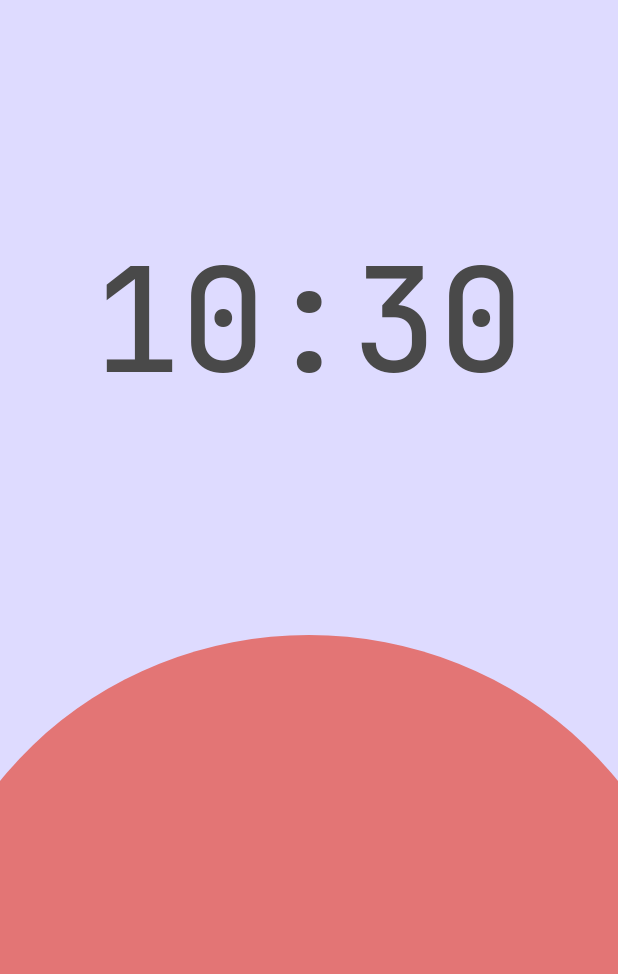
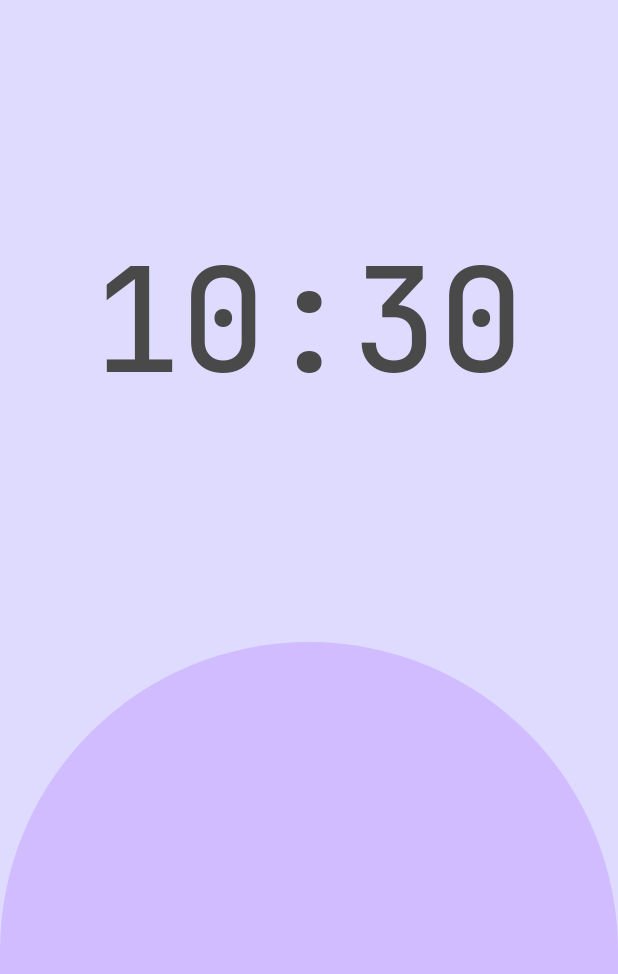
Before and after one commit to Cha1se/ImbaAlarm, an Android app: the AlarmActivity screen opened directly, with no data from a screen before it, on a phone screen of 412 x 824 dp. Shown: the top 974 px of the screen. Run offline under Robolectric (Android 15) with nearby library versions, the phone set to English and light mode, and no system bars; Roboto replaces fonts that are not available here.

Commit message:
Доработал приложение

```diff
--- a/app/src/main/java/com/example/imbaalarm/AlarmActivity.kt
+++ b/app/src/main/java/com/example/imbaalarm/AlarmActivity.kt
@@ -1,21 +1,62 @@
 package com.example.imbaalarm
 
 import android.content.Intent
+import android.content.IntentFilter
+import android.media.MediaPlayer
 import androidx.appcompat.app.AppCompatActivity
 import android.os.Bundle
+import android.util.DisplayMetrics
+import android.view.View
+import android.widget.ImageButton
+import android.widget.ImageView
 import android.widget.TextView
+import androidx.activity.OnBackPressedCallback
+import kotlinx.coroutines.*
+import java.lang.Runnable
 import java.util.Calendar
 
 class AlarmActivity : AppCompatActivity() {
 
     lateinit var title: TextView
+    lateinit var btn: ImageView
+    var mMediaPlayer: MediaPlayer? = null
+
+    private var height = 0
 
     override fun onCreate(savedInstanceState: Bundle?) {
         super.onCreate(savedInstanceState)
+
+        val filter = IntentFilter(Intent.ACTION_SCREEN_ON)
+        filter.addAction(Intent.ACTION_SCREEN_OFF)
+        filter.addAction(Intent.ACTION_USER_PRESENT)
+        filter.addAction(Intent.ACTION_BOOT_COMPLETED)
+//        overridePendingTransition(R.anim.slide_in_top, R.anim.slide_out_top);
         setContentView(R.layout.activity_alarm)
 
+        var displayMetrics = DisplayMetrics();
+        getWindowManager().getDefaultDisplay().getMetrics(displayMetrics);
+        height = displayMetrics.heightPixels;
+
         title = findViewById(R.id.timeAlarm)
+        btn = findViewById(R.id.alarmButton)
 
+        playSound()
+        animateAll()
+        setTime()
+    }
+    fun animateAll () {
+        title.alpha = 0f
+        btn.alpha = 0f
+        btn.translationY = height.toFloat()
+        btn.animate().alpha(1f)
+            .translationY(dpToPx(4).toFloat())
+            .setDuration(1000)
+            .withEndAction(Runnable {
+                title.animate().alpha(1f).setDuration(200).start()
+            }).start()
+    }
+
+    fun setTime() {
         var cal = Calendar.getInstance()
 
         var hour = cal.get(Calendar.HOUR_OF_DAY)
@@ -34,14 +75,65 @@ class AlarmActivity : AppCompatActivity() {
         }
 
         if (min.toInt() < 10) {
-            var minStr = "0${hour.toString()}"
+            minStr = "0${min.toString()}"
         } else {
             minStr = min.toString()
         }
         if (min.toInt() == 0) {
             minStr = "00"
         }
-        title.text = "$hourStr:$minStr"
+        title.text = "${correctTime(hour, min)[0]}:${correctTime(hour, min)[1]}"
+    }
+
+    fun onStopAlarm (view: View) {
+        if (mMediaPlayer != null) {
+            mMediaPlayer!!.stop()
+            mMediaPlayer!!.release()
+            mMediaPlayer = null
+        }
+        btn.animate().scaleY(5f)
+            .scaleX(1.5f)
+            .setDuration(500)
+            .withEndAction { this.onBackPressed() }
+            .start()
+        title.animate().alpha(0f).setDuration(400).start()
 
     }
+
+    fun playSound() {
+        if (mMediaPlayer == null) {
+            mMediaPlayer = MediaPlayer.create(this, R.raw.jojo_awaken_3)
+            mMediaPlayer!!.isLooping = false
+            mMediaPlayer!!.start()
+        } else mMediaPlayer!!.start()
+    }
+
+    fun dpToPx(dp: Int): Int {
+        var displayMetrics : DisplayMetrics = this.getResources().getDisplayMetrics();
+        return Math.round(dp * (displayMetrics.xdpi / DisplayMetrics.DENSITY_DEFAULT));
+    }
+
+    fun correctTime(hour: Int, min: Int):List<String> {
+        var hourStr: String
+        var minStr: String
+
+        if (hour.toInt() < 10) {
+            hourStr = "0${hour.toString()}"
+        } else {
+            hourStr = hour.toString()
+        }
+        if (hour.toInt() == 0) {
+            hourStr = "00"
+        }
+
+        if (min.toInt() < 10) {
+            minStr = "0${min.toString()}"
+        } else {
+            minStr = min.toString()
+        }
+        if (min.toInt() == 0) {
+            minStr = "00"
+        }
+        return listOf(hourStr, minStr)
+    }
 }
--- /dev/null
+++ b/app/src/main/res/anim/slide_in_top.xml
@@ -0,0 +1,10 @@
+<?xml version="1.0" encoding="utf-8"?>
+<set xmlns:android="http://schemas.android.com/apk/res/android"
+    android:shareInterpolator="false">
+    <translate
+        android:duration="1000"
+        android:fromXDelta="0%"
+        android:fromYDelta="0%"
+        android:toXDelta="0%"
+        android:toYDelta="-100%p" />
+</set>
--- /dev/null
+++ b/app/src/main/res/anim/slide_out_top.xml
@@ -0,0 +1,10 @@
+<?xml version="1.0" encoding="utf-8"?>
+<set xmlns:android="http://schemas.android.com/apk/res/android"
+    android:shareInterpolator="false">
+    <translate
+        android:duration="1000"
+        android:fromXDelta="0%"
+        android:fromYDelta="-100%p"
+        android:toXDelta="0%"
+        android:toYDelta="0%" />
+</set>
--- /dev/null
+++ b/app/src/main/res/drawable/alarm_block.xml
@@ -0,0 +1,5 @@
+<?xml version="1.0" encoding="utf-8"?>
+<shape xmlns:android="http://schemas.android.com/apk/res/android">
+    <solid android:color="#494949"/>
+    <corners android:radius="25dp"/>
+</shape>
--- /dev/null
+++ b/app/src/main/res/drawable/button_alarm_off.xml
@@ -0,0 +1,9 @@
+<?xml version="1.0" encoding="utf-8"?>
+<shape xmlns:android="http://schemas.android.com/apk/res/android"
+
+    android:shape="rectangle">
+
+    <solid android:color="#D0BCFF"/>
+    <corners android:topLeftRadius="250dp" android:topRightRadius="250dp"/>
+
+</shape>
--- a/app/src/main/res/drawable/ic_circle2.xml
+++ b/app/src/main/res/drawable/ic_circle2.xml
@@ -7,11 +7,5 @@
       android:strokeWidth="0"
       android:pathData="M-53,255a253,244 0,1 0,506 0a253,244 0,1 0,-506 0z"
       android:strokeAlpha="0"
-      android:fillColor="#e37575"
-      android:strokeColor="#0f0f00"/>
-  <path
-      android:strokeWidth="0"
-      android:pathData="M449,771a1,5 0,1 0,2 0a1,5 0,1 0,-2 0z"
-      android:fillColor="#fff"
-      android:strokeColor="#000"/>
+      android:fillColor="#D0BCFF"/>
 </vector>
--- a/app/src/main/res/layout/activity_alarm.xml
+++ b/app/src/main/res/layout/activity_alarm.xml
@@ -8,14 +8,15 @@
     tools:context=".AlarmActivity">
 
     <ImageView
-        android:id="@+id/imageView2"
-        android:layout_width="wrap_content"
-        android:layout_height="wrap_content"
-        android:translationY="4dp"
+        android:id="@+id/alarmButton"
+        android:layout_width="0dp"
+        android:layout_height="400dp"
+        android:onClick="onStopAlarm"
         app:layout_constraintBottom_toBottomOf="parent"
         app:layout_constraintEnd_toEndOf="parent"
+        app:layout_constraintHorizontal_bias="0.0"
         app:layout_constraintStart_toStartOf="parent"
-        app:srcCompat="@drawable/ic_circle2" />
+        app:srcCompat="@drawable/button_alarm_off" />
 
     <TextView
         android:id="@+id/timeAlarm"
```
Also changed, not shown: app/src/main/AndroidManifest.xml (+10 -1 lines), app/src/main/java/com/example/imbaalarm/MainActivity.kt (+91 -37 lines), app/src/main/java/com/example/imbaalarm/MyReceiver.kt (+4 -3 lines), app/src/main/res/drawable/title_block.xml (added, +9 -0 lines), app/src/main/res/layout/activity_main.xml (+4 -4 lines), app/src/main/res/drawable/add.png (added), app/src/main/res/drawable/add64.png (deleted), 1 other file.
